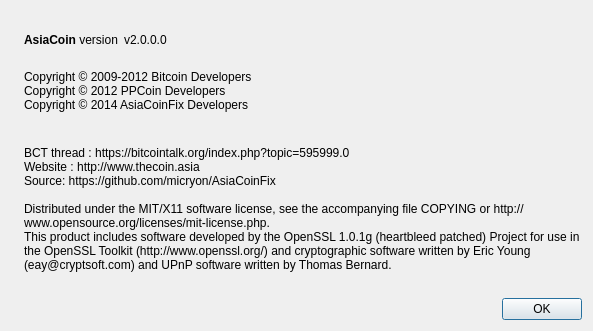
Before: the Qt Designer form src/qt/forms/aboutdialog.ui in micryon/AsiaCoinFix, drawn with Qt 5.
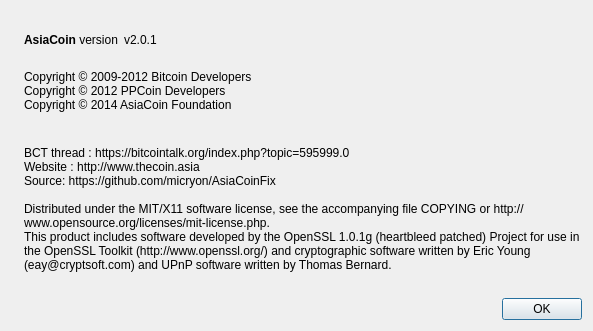
After: the same form once the commit is applied. Icons and pictures are not drawn.

The edit to the form file:
```diff
--- a/src/qt/forms/aboutdialog.ui
+++ b/src/qt/forms/aboutdialog.ui
@@ -63,7 +63,7 @@
           <cursorShape>IBeamCursor</cursorShape>
          </property>
          <property name="text">
-          <string notr="true">v2.0.0.0</string>
+          <string notr="true">v2.0.1</string>
          </property>
          <property name="textInteractionFlags">
           <set>Qt::LinksAccessibleByMouse|Qt::TextSelectableByKeyboard|Qt::TextSelectableByMouse</set>
@@ -94,7 +94,7 @@
         <string>
 Copyright © 2009-2012 Bitcoin Developers
 Copyright © 2012 PPCoin Developers
-Copyright © 2014 AsiaCoinFix Developers
+Copyright © 2014 AsiaCoin Foundation
 </string>
        </property>
        <property name="textInteractionFlags">
```
